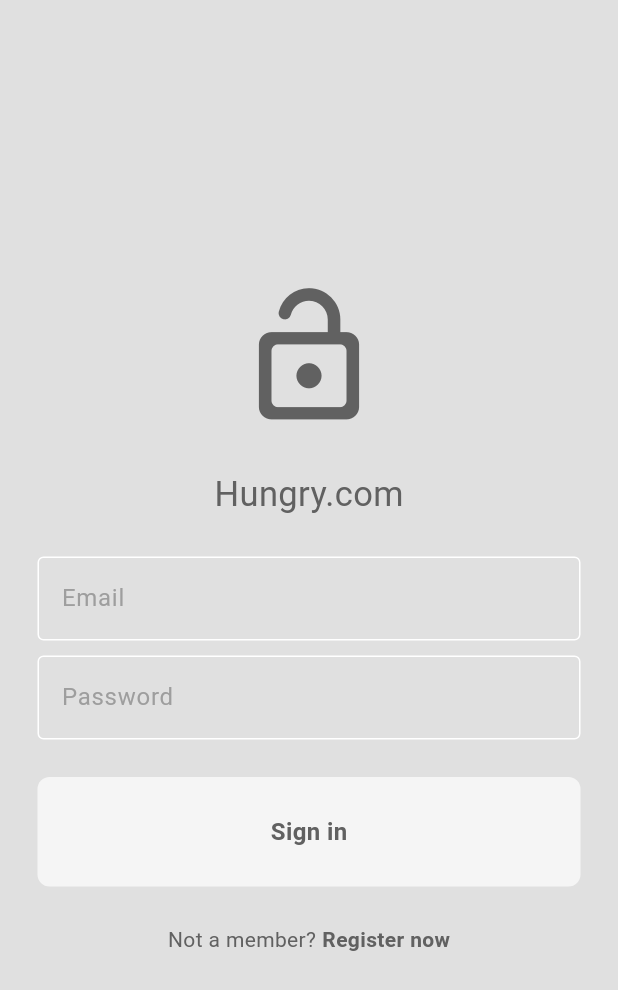
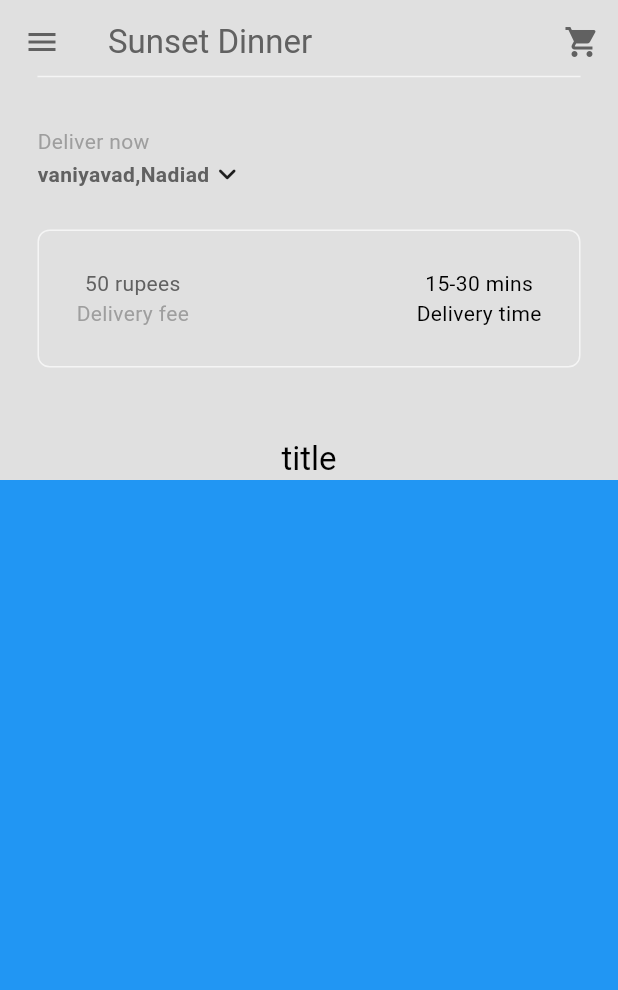
Before and after one commit to sahil16-12/Food-Delivery-App, a Flutter app: the screen it shows after launch, after a tap on "Sign in", on a phone screen of 412 x 824 dp. Shown: the top 990 px of the screen. Run offline on Flutter 3.47's test engine with Material 3 defaults, Android fonts, the phone set to English and light mode, and no system bars.

Commit message:
changes Commited By Ira (till 29:23)

```diff
--- a/lib/auth/login_or_register.dart
+++ b/lib/auth/login_or_register.dart
@@ -10,7 +10,7 @@ class LoginOrRegister extends StatefulWidget {
 }
 
 class _LoginOrRegisterState extends State<LoginOrRegister> {
-  //Intially show login page
+  //Initially show login page
 
   bool showLoginPage = true;
 
--- /dev/null
+++ b/lib/components/my_current_location.dart
@@ -0,0 +1,66 @@
+import 'package:flutter/material.dart';
+
+class MyCurrentLocation extends StatelessWidget{
+  const MyCurrentLocation({super.key});
+
+  void openLocationSearchBox(BuildContext context)
+  {
+    showDialog(
+        context: context,
+        builder: (context)=>AlertDialog(
+          title: Text("Your Location"),
+          content: TextField(
+            decoration: const InputDecoration(hintText: "search Address..."),
+          ),
+          actions: [
+
+            //cancel
+            MaterialButton(
+              onPressed:()=> Navigator.pop(context),
+              child: const Text('Cancel'),
+            ),
+
+            //save
+            MaterialButton(
+              onPressed:()=> Navigator.pop(context),
+              child: const Text('Save'),
+            ),
+          ],
+        ),
+    );
+  }
+
+  @override
+  Widget build(BuildContext context)
+  {
+    return Padding(
+      padding: const EdgeInsets.all(25.0),
+      child: Column(
+        crossAxisAlignment: CrossAxisAlignment.start,
+        children: [
+          Text(
+            "Deliver now",
+            style:TextStyle(color: Theme.of(context).colorScheme.primary),
+          ),
+          GestureDetector(
+            onTap: ()=>openLocationSearchBox(context),
+            child: Row(
+              children: [
+                //address
+                Text(
+                    "vaniyavad,Nadiad",
+                    style: TextStyle(
+                      color: Theme.of(context).colorScheme.inversePrimary,
+                      fontWeight: FontWeight.bold,
+                    ),
+                ),
+                //drop down menu
+                Icon(Icons.keyboard_arrow_down_rounded),
+              ]
+            )
+          ),
+        ],
+      ) ,
+    );
+  }
+}
--- /dev/null
+++ b/lib/components/my_description_box.dart
@@ -0,0 +1,51 @@
+import 'package:flutter/material.dart';
+
+class MyDescriptionBox extends StatelessWidget {
+  const MyDescriptionBox({super.key});
+
+  @override
+  Widget build(BuildContext context)
+  {
+
+    //text style
+    var myPrimaryTextStyle = TextStyle(
+      color: Theme.of(context).colorScheme.inversePrimary
+    );
+    var mySecondaryTextStyle = TextStyle(
+        color: Theme.of(context).colorScheme.primary
+    );
+    return Container(
+      decoration: BoxDecoration(
+        border: Border.all(color: Theme.of(context).colorScheme.secondary),
+        borderRadius: BorderRadius.circular(8),
+      ),
+      padding:const EdgeInsets.all(25),
+      margin: const EdgeInsets.only(left: 25,right: 25,bottom: 25),
+      child: Row(
+        mainAxisAlignment: MainAxisAlignment.spaceBetween,
+        children: [
+          //delivery fee
+          Column(
+            children: [
+              Text(
+                '50 rupees',
+                style: myPrimaryTextStyle,
+              ),
+              Text(
+                'Delivery fee',
+                style: mySecondaryTextStyle,
+              ),
+            ],
+          ),
+          //delivery time
+          const Column(
+            children: [
+              Text('15-30 mins'),
+              Text('Delivery time'),
+            ],
+          ),
+        ],
+      )
+    );
+  }
+}
--- /dev/null
+++ b/lib/components/my_sliver_app_bar.dart
@@ -0,0 +1,40 @@
+import 'package:flutter/material.dart';
+class MySliverAppBar extends StatelessWidget{
+  final Widget child;
+  final Widget title;
+  const MySliverAppBar({
+    super.key,
+    required this.child,
+    required this.title,
+  });
+  @override
+  Widget build(BuildContext context)
+  {
+    return SliverAppBar(
+      expandedHeight: 320,
+      collapsedHeight: 120,
+      floating: false,
+      pinned: true,
+      actions: [
+        // cart button
+        IconButton(
+          onPressed: () {},
+          icon:const Icon(Icons.shopping_cart),
+        )
+      ],
+      backgroundColor: Theme.of(context).colorScheme.surface,
+      foregroundColor: Theme.of(context).colorScheme.inversePrimary,
+      title: const Text("Sunset Dinner"),
+      flexibleSpace: FlexibleSpaceBar(
+        background: Padding(
+          padding: const EdgeInsets.only(bottom: 50.0),
+          child: child,
+        ),
+        title: title,
+        centerTitle: true,
+        titlePadding: const EdgeInsets.only(left:0,right: 0, top: 0),
+        expandedTitleScale: 1,
+      ),
+    );
+  }
+}
--- /dev/null
+++ b/lib/pages/home_page.dart
@@ -0,0 +1,42 @@
+import 'package:flutter/material.dart';
+import 'package:flutterproject/components/my_current_location.dart';
+import 'package:flutterproject/components/my_description_box.dart';
+import 'package:flutterproject/components/my_sliver_app_bar.dart';
+import '../components/my_current_location.dart';
+import '../components/my_drawer.dart';
+class HomePage extends StatefulWidget{
+  const HomePage({super.key});
+
+  @override
+  State<HomePage> createState()=>_HomePageState();
+}
+
+class _HomePageState extends State<HomePage>{
+  @override
+  Widget build(BuildContext context)
+  {
+    return Scaffold(
+      drawer: const MyDrawer(),
+      body: NestedScrollView(
+          headerSliverBuilder: (context, innerBoxIsScrolled)=>[
+            MySliverAppBar(
+                title: Text('title'),
+                child: Column(
+                  mainAxisAlignment: MainAxisAlignment.end,
+                  children: [
+                    Divider(indent: 25,endIndent: 25, color: Theme.of(context).colorScheme.secondary,),
+
+                    //my current location
+                    const MyCurrentLocation(),
+                    //Description box
+                    const MyDescriptionBox(),
+                  ],
+                ),
+            ),
+          ],
+          body: Container(color: Colors.blue),
+      ),
+    );
+
+  }
+}
--- a/lib/pages/login_page.dart
+++ b/lib/pages/login_page.dart
@@ -1,6 +1,8 @@
 import 'package:flutter/material.dart';
 import 'package:flutterproject/components/my_button.dart';
 import 'package:flutterproject/components/my_textfield.dart';
+
+import 'home_page.dart';
 
 class LoginPage extends StatefulWidget {
   final void Function()? onTap;
@@ -13,9 +15,22 @@ class LoginPage extends StatefulWidget {
 class _LoginPageState extends State<LoginPage> {
   //text editing controllers
   final TextEditingController emailController = TextEditingController();
-
   final TextEditingController passwordController = TextEditingController();
 
+  // login method
+  void login()
+  {
+    /*
+    fill out authentication here  //for now Its not done
+     */
+
+    //navigate to home page
+    Navigator.push(
+      context,
+      MaterialPageRoute(builder: (context) => const HomePage(),
+      ),
+    );
+  }
   @override
   Widget build(BuildContext context) {
     return Scaffold(
@@ -32,7 +47,7 @@ class _LoginPageState extends State<LoginPage> {
             ),
 
             const SizedBox(height: 25),
-            //mesage, app slogan
+            //message, app slogan
 
             Text(
               "Hungry.com",
@@ -63,7 +78,7 @@ class _LoginPageState extends State<LoginPage> {
 
             //sign in button
             MyButton(
-                onTap: (){},
+                onTap: login,
                 text: "Sign in"
             ),
             const SizedBox(height: 25),
--- a/pubspec.yaml
+++ b/pubspec.yaml
@@ -30,7 +30,7 @@ environment:
 dependencies:
   flutter:
     sdk: flutter
-  provider: ^6.0.0
+  provider: ^6.1.2
 
   # The following adds the Cupertino Icons font to your application.
   # Use with the CupertinoIcons class for iOS style icons.
```
Also changed, not shown: lib/components/my_drawer.dart (added, +67 -0 lines), lib/components/my_drawer_tile.dart (added, +31 -0 lines), lib/pages/settings_page.dart (added, +51 -0 lines).
